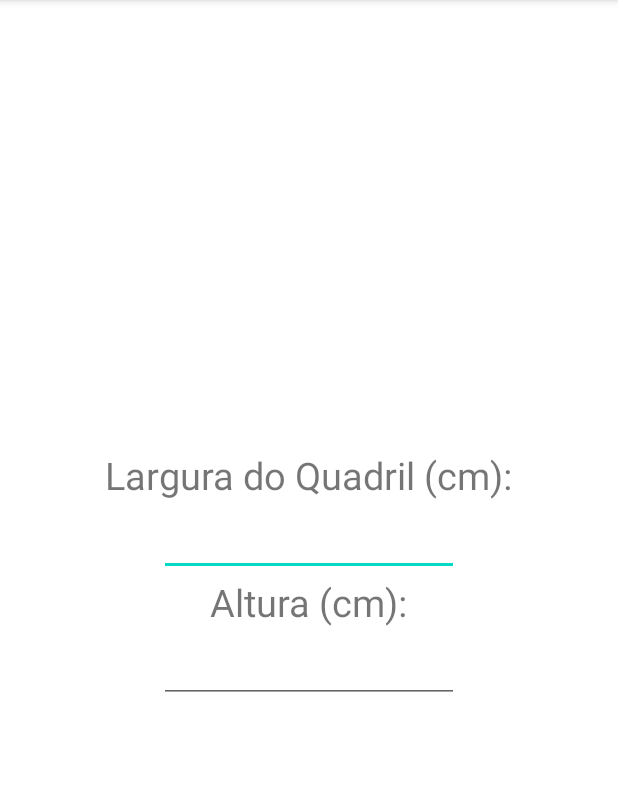
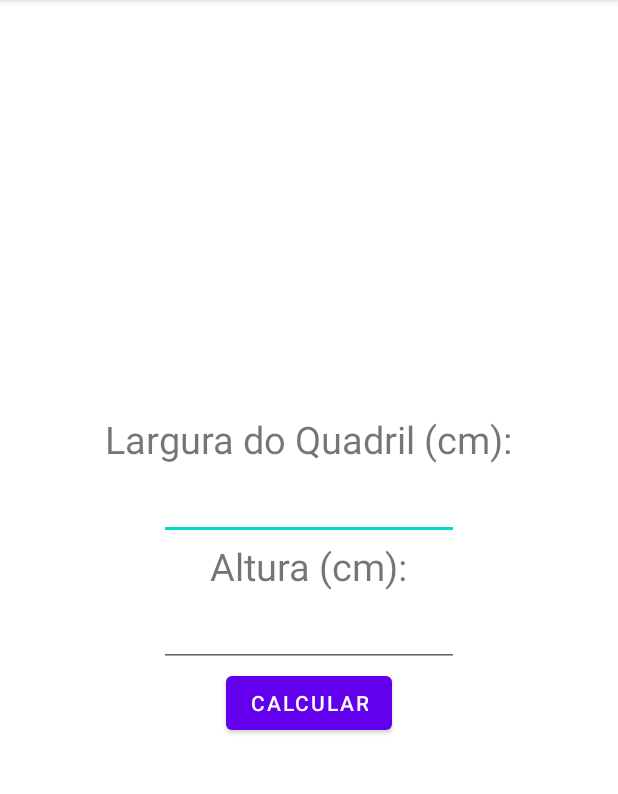
Before and after one commit to Marcelo-Stern/RascunhoIAC, an Android app: the screen it shows after launch (MainActivity), on a phone screen of 412 x 824 dp, the part 84-878 px from its top. Run offline under Robolectric (Android 15) with nearby library versions, the phone set to English and light mode, and no system bars; 2 statements that could not run were skipped.

Commit message:
Funcionalidades implementadas

```diff
--- a/app/src/main/res/layout/activity_main.xml
+++ b/app/src/main/res/layout/activity_main.xml
@@ -39,4 +39,11 @@
         android:layout_gravity="center_horizontal"
         android:textSize="25dp"/>
 
+    <Button
+        android:id="@+id/btnCalc"
+        android:layout_width="wrap_content"
+        android:layout_height="match_parent"
+        android:layout_gravity="center_horizontal"
+        android:text="@string/lblCalc"/>
+
 </LinearLayout>
--- a/app/src/main/res/values/strings.xml
+++ b/app/src/main/res/values/strings.xml
@@ -2,4 +2,6 @@
     <string name="app_name">iacCalc</string>
     <string name="lblQuadril">Largura do Quadril (cm):</string>
     <string name="lblAltura">Altura (cm):</string>
+    <string name="lblCalc">Calcular</string>
+    <string name="lblResult">O seu IAC é: </string>
 </resources>
```
Also changed, not shown: app/src/main/java/com/example/iaccalc/MainActivity.kt (+37 -0 lines).
